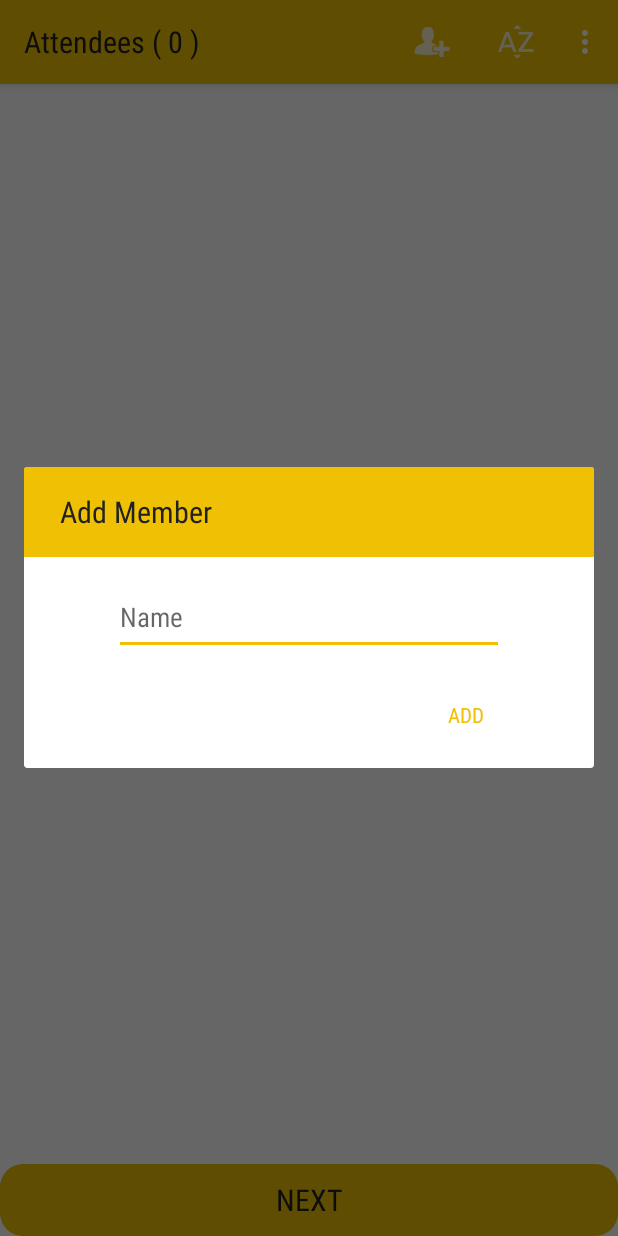
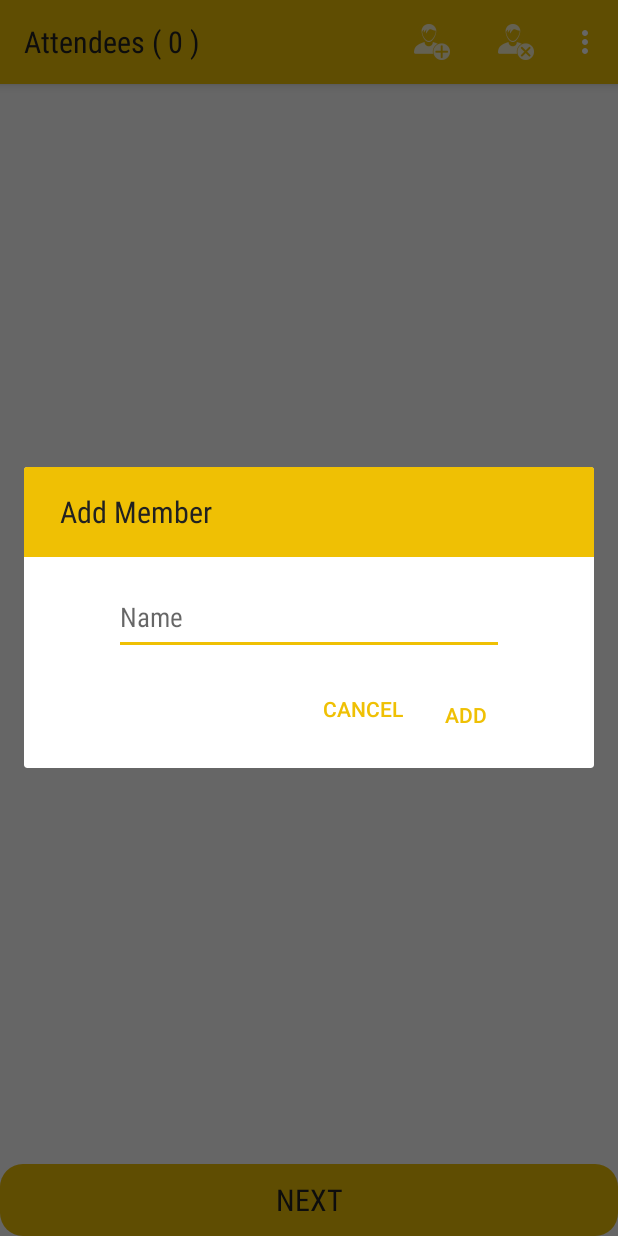
Before and after one commit to fahim6119/ManagerX, an Android app: the AttendanceActivity screen opened directly, with no data from a screen before it, after a tap on "Add Member", on a phone screen of 412 x 824 dp. Run offline under Robolectric (Android 15) with nearby library versions, the phone set to English and light mode, and no system bars.

Commit message:
Version 0.5

```diff
--- a/app/src/main/java/arefin/FragmentActivity.java
+++ b/app/src/main/java/arefin/FragmentActivity.java
@@ -120,6 +120,7 @@ public class FragmentActivity extends AppCompatActivity implements NavigationVie
             editor.apply();
         }
 
+        backingUp();
         //saveSharedPreferences();
         Intent i = new Intent(FragmentActivity.this, StartActivity.class);
         // set the new task and clear flags
--- a/app/src/main/res/layout/dialog_attendance.xml
+++ b/app/src/main/res/layout/dialog_attendance.xml
@@ -31,6 +31,7 @@
         android:layout_height="wrap_content"
         android:layout_marginTop="50dp"
         android:gravity="center">
+
         <EditText
             android:layout_marginTop="25dp"
             android:layout_centerHorizontal="true"
@@ -52,8 +53,20 @@
             android:layout_height="40dp"
             android:text="ADD"
             android:textSize="14sp"
-            android:fontFamily="sans-serif-condensed"
             android:textAllCaps="true"
+            android:textColor="@color/primaryColor"/>
+
+        <Button
+            android:text="Cancel"
+            android:layout_marginTop="20dp"
+            android:background="@android:color/transparent"
+            android:layout_width="wrap_content"
+            android:layout_height="40dp"
+            android:id="@+id/buttonAddCancel"
+            android:layout_alignBaseline="@+id/usernameSetButton"
+            android:layout_alignBottom="@+id/usernameSetButton"
+            android:layout_toStartOf="@+id/usernameSetButton"
+            android:textSize="14sp"
             android:textColor="@color/primaryColor"/>
 
     </RelativeLayout>
--- a/app/src/main/res/menu/collector_menu.xml
+++ b/app/src/main/res/menu/collector_menu.xml
@@ -15,9 +15,17 @@
         app:showAsAction="ifRoom" />
 
     <item
+        android:id="@+id/action_remove"
+        android:orderInCategory="100"
+        android:icon="@drawable/ic_remove_member"
+        android:title="Remove Member"
+        app:showAsAction="ifRoom" />
+
+    <item
         android:id="@+id/action_sort"
         android:orderInCategory="100"
         android:icon="@drawable/ic_sort"
         android:title="Sort Alphabetically"
         app:showAsAction="ifRoom" />
+
 </menu>
```
Also changed, not shown: app/src/main/java/arefin/AttendanceActivity.java (+60 -8 lines), app/src/main/res/layout/dialog_name_edit.xml (+13 -0 lines), app/src/main/res/drawable-hdpi/ic_add_member.png, app/src/main/res/drawable-hdpi/ic_remove_member.png (added), app/src/main/res/drawable-mdpi/ic_add_member.png, app/src/main/res/drawable-mdpi/ic_remove_member.png (added), app/src/main/res/drawable-xhdpi/ic_add_member.png, app/src/main/res/drawable-xhdpi/ic_remove_member.png (added), app/src/main/res/drawable-xxhdpi/ic_add_member.png, app/src/main/res/drawable-xxhdpi/ic_remove_member.png (added), app/src/main/res/drawable-xxxhdpi/ic_add_member.png, app/src/main/res/drawable-xxxhdpi/ic_remove_member.png (added), 1 other file.
